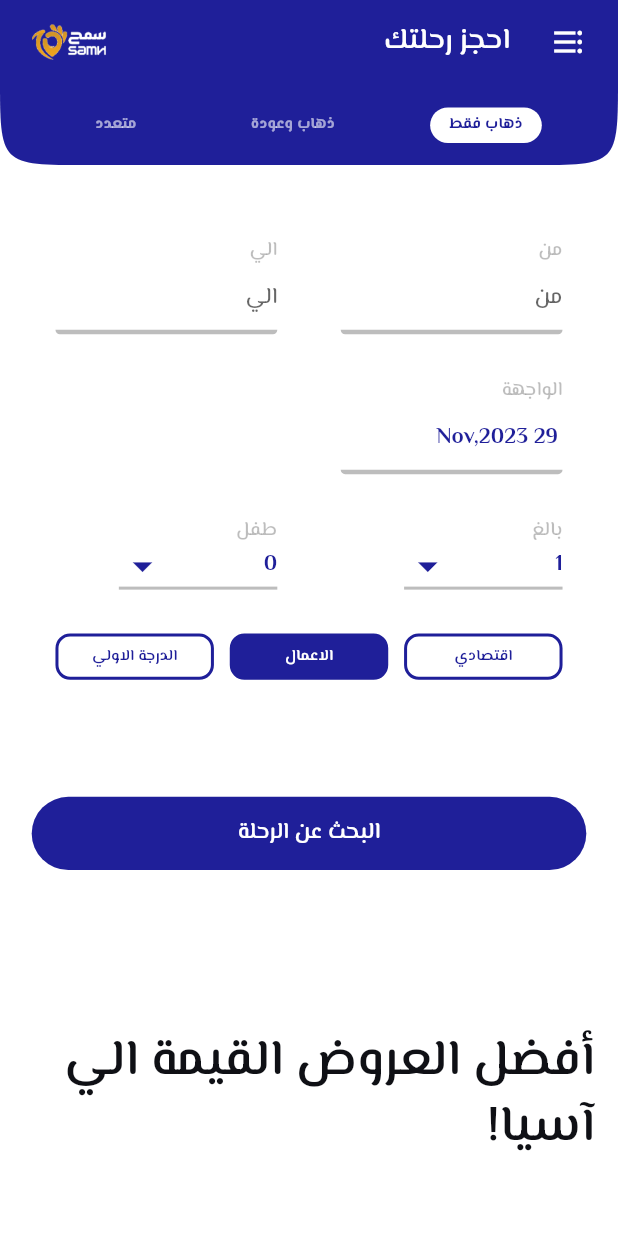
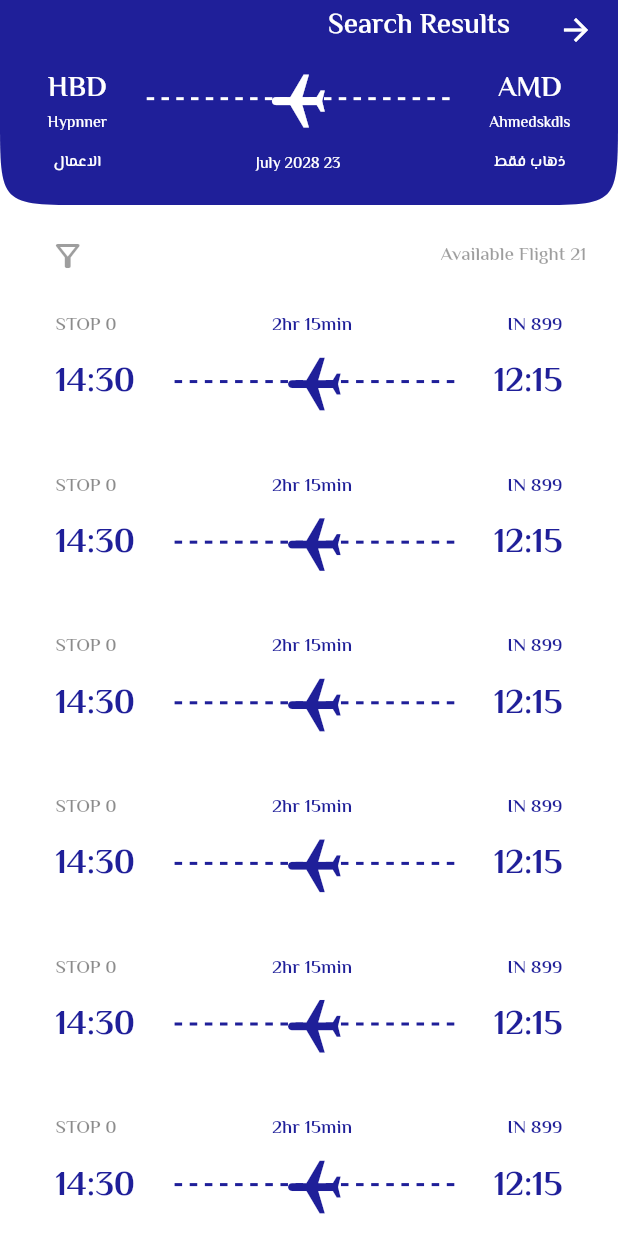
Before and after one commit to ragaba287/samh_task, a Flutter app: the screen it shows after launch, after a tap on "البحث عن الرحلة", on a phone screen of 412 x 824 dp. Run offline on Flutter 3.47's test engine with Material 2 defaults, Android fonts, the phone set to English and light mode, and no system bars; our stand-ins replace animated_splash_screen, calendar_date_picker2, flutter_bloc, flutter_screenutil, flutter_svg, page_transition and 1 more; missing offline and left inert: mobkit_dashed_border.

Commit message:
Flights Screen UI

```diff
--- a/lib/config/theme/light_theme.dart
+++ b/lib/config/theme/light_theme.dart
@@ -35,7 +35,7 @@ ThemeData lightTheme() => ThemeData(
           statusBarIconBrightness: Brightness.light,
           statusBarBrightness: Brightness.dark,
         ),
-        iconTheme: const IconThemeData(color: Colors.black),
+        iconTheme: const IconThemeData(color: Colors.white),
         titleTextStyle: TextStyle(
           fontFamily: lang == 'ar' ? 'ElMessiri' : 'Poppins',
           fontSize: 18.sp,
--- a/lib/features/booking/widgets/body_view.dart
+++ b/lib/features/booking/widgets/body_view.dart
@@ -4,6 +4,7 @@ import 'package:flutter_bloc/flutter_bloc.dart';
 import 'package:flutter_screenutil/flutter_screenutil.dart';
 import 'package:mobkit_dashed_border/mobkit_dashed_border.dart';
 import 'package:samh_task/core/utils/app_local.dart';
+import 'package:samh_task/core/utils/router.dart';
 
 import '../../../core/utils/funs.dart';
 import '../../../core/widgets/main_drowdown.dart';
@@ -11,6 +12,7 @@ import '../../../core/widgets/main_textbutton.dart';
 import '../../../core/widgets/main_textformfield.dart';
 import '../../../cubit/home/home_cubit.dart';
 import '../../../cubit/home/home_states.dart';
+import '../../result/screens/result_screen.dart';
 import 'body_classoption_row.dart';
 
 class BodyView extends StatelessWidget {
@@ -24,9 +26,18 @@ class BodyView extends StatelessWidget {
         children: [
           const TicketForm(),
           SizedBox(height: 50.h),
-          MainTextButton(
-            onPressed: () {},
-            title: 'searchFlight',
+          BlocConsumer<HomeCubit, HomeStates>(
+            listener: (context, state) {},
+            builder: (context, state) {
+              HomeCubit cubit = HomeCubit.get(context);
+
+              return MainTextButton(
+                onPressed: () {
+                  RouterNavigator.navigateTo(const ResultsScreen());
+                },
+                title: 'searchFlight',
+              );
+            },
           ),
           const Spacer(),
           Align(
--- /dev/null
+++ b/lib/features/result/screens/result_screen.dart
@@ -0,0 +1,217 @@
+import 'package:flutter/material.dart';
+import 'package:flutter_screenutil/flutter_screenutil.dart';
+import 'package:mobkit_dashed_border/mobkit_dashed_border.dart';
+import 'package:samh_task/core/utils/app_local.dart';
+
+import '../../../core/utils/router.dart';
+import '../widgets/line_plane.dart';
+
+class ResultsScreen extends StatelessWidget {
+  const ResultsScreen({super.key});
+
+  @override
+  Widget build(BuildContext context) {
+    return Scaffold(
+      appBar: PreferredSize(
+        preferredSize: Size(0, 140.h),
+        child: AppBar(
+          title: const Text('Search Results'),
+          leading: IconButton(
+            icon: const Icon(Icons.arrow_back),
+            onPressed: () => RouterNavigator.pop(),
+          ),
+          bottom: PreferredSize(
+            preferredSize: Size(0, 0.h),
+            child: Padding(
+              padding: EdgeInsets.fromLTRB(30.w, 10.h, 30.w, 20.h),
+              child: Row(
+                children: [
+                  const DestionationColumn(
+                    airPort: 'Ahmedskdls',
+                    airPortChar: 'amd',
+                    des: 'oneWay',
+                  ),
+                  Expanded(
+                    child: Column(
+                      mainAxisAlignment: MainAxisAlignment.spaceBetween,
+                      children: [
+                        const LinePlane(),
+                        SizedBox(height: 15.h),
+                        Text(
+                          '23 July 2028',
+                          style: TextStyle(
+                            color: Colors.white,
+                            fontWeight: FontWeight.w500,
+                            fontSize: 10.sp,
+                          ),
+                        ),
+                      ],
+                    ),
+                  ),
+                  const DestionationColumn(
+                    airPort: 'Hypnner',
+                    airPortChar: 'HBD',
+                    des: 'business',
+                  ),
+                ],
+              ),
+            ),
+          ),
+        ),
+      ),
+      body: Padding(
+        padding: EdgeInsets.symmetric(horizontal: 20.w, vertical: 10.h),
+        child: Column(
+          children: [
+            Row(
+              mainAxisAlignment: MainAxisAlignment.spaceBetween,
+              children: [
+                Text(
+                  '21 Available Flight',
+                  style: TextStyle(
+                    color: Colors.black38,
+                  ),
+                ),
+                IconButton(
+                  onPressed: () {},
+                  icon: const Icon(
+                    Icons.filter_alt_outlined,
+                    color: Colors.black38,
+                  ),
+                ),
+              ],
+            ),
+            Expanded(
+              child: ListView.separated(
+                itemBuilder: (context, index) {
+                  return FlightItem();
+                },
+                separatorBuilder: (context, index) => SizedBox(height: 10.h),
+                itemCount: 10,
+              ),
+            ),
+          ],
+        ),
+      ),
+    );
+  }
+}
+
+class FlightItem extends StatelessWidget {
+  const FlightItem({super.key});
+
+  @override
+  Widget build(BuildContext context) {
+    ThemeData theme = Theme.of(context);
+
+    return Container(
+      padding: EdgeInsets.symmetric(horizontal: 15.w, vertical: 15.h),
+      decoration: BoxDecoration(
+        border: const DashedBorder.fromBorderSide(
+          dashLength: 4,
+          side: BorderSide(color: Colors.black26, width: 2),
+        ),
+        borderRadius: BorderRadius.all(Radius.circular(25.r)),
+      ),
+      child: Column(
+        children: [
+          Row(
+            mainAxisAlignment: MainAxisAlignment.spaceBetween,
+            children: [
+              Text(
+                'IN 899',
+                style: TextStyle(
+                  color: theme.colorScheme.primary,
+                  fontWeight: FontWeight.w600,
+                ),
+              ),
+              Text(
+                '2hr 15min',
+                style: TextStyle(
+                  color: theme.colorScheme.primary,
+                  fontWeight: FontWeight.w600,
+                ),
+              ),
+              Text(
+                '0 STOP',
+                style: TextStyle(
+                  color: Colors.black45,
+                  fontWeight: FontWeight.w600,
+                ),
+              ),
+            ],
+          ),
+          SizedBox(height: 10.h),
+          Row(
+            children: [
+              Text(
+                '12:15',
+                style: TextStyle(
+                  color: theme.colorScheme.primary,
+                  fontWeight: FontWeight.w700,
+                  fontSize: 22.sp,
+                ),
+              ),
+              Expanded(child: LinePlane(color: theme.colorScheme.primary)),
+              Text(
+                '14:30',
+                style: TextStyle(
+                  color: theme.colorScheme.primary,
+                  fontWeight: FontWeight.w700,
+                  fontSize: 22.sp,
+                ),
+              ),
+            ],
+          ),
+        ],
+      ),
+    );
+  }
+}
+
+class DestionationColumn extends StatelessWidget {
+  const DestionationColumn({
+    super.key,
+    required this.airPortChar,
+    required this.airPort,
+    required this.des,
+  });
+
+  final String airPortChar;
+  final String airPort;
+  final String des;
+
+  @override
+  Widget build(BuildContext context) {
+    return Column(
+      children: [
+        Text(
+          airPortChar.toUpperCase(),
+          style: TextStyle(
+            color: Colors.white,
+            fontWeight: FontWeight.w600,
+            fontSize: 18.sp,
+          ),
+        ),
+        SizedBox(height: 3.h),
+        Text(
+          airPort,
+          style: TextStyle(
+            color: Colors.white,
+            fontWeight: FontWeight.w500,
+            fontSize: 10.sp,
+          ),
+        ),
+        SizedBox(height: 12.h),
+        Text(
+          des.tr(context),
+          style: TextStyle(
+            color: Colors.white,
+            fontWeight: FontWeight.w500,
+            fontSize: 10.sp,
+          ),
+        ),
+      ],
+    );
+  }
+}
--- /dev/null
+++ b/lib/features/result/widgets/line_plane.dart
@@ -0,0 +1,55 @@
+import 'package:flutter/material.dart';
+import 'package:flutter_screenutil/flutter_screenutil.dart';
+import 'package:samh_task/core/const/const.dart';
+
+class LinePlane extends StatelessWidget {
+  const LinePlane({Key? key, this.color = Colors.white}) : super(key: key);
+  final Color color;
+
+  @override
+  Widget build(BuildContext context) {
+    return LayoutBuilder(
+      builder: (BuildContext context, BoxConstraints constraints) {
+        return Padding(
+          padding: EdgeInsets.symmetric(horizontal: 25.w),
+          child: Stack(
+            children: [
+              SizedBox(
+                height: 40.h,
+                child: Flex(
+                  mainAxisAlignment: MainAxisAlignment.spaceBetween,
+                  direction: Axis.horizontal,
+                  children: List.generate(
+                    (constraints.constrainWidth() / (2 * 6)).floor(),
+                    (_) {
+                      return SizedBox(
+                        width: 5,
+                        height: 2,
+                        child: DecoratedBox(
+                          decoration: BoxDecoration(
+                            color: color,
+                          ),
+                        ),
+                      );
+                    },
+                  ),
+                ),
+              ),
+              Center(
+                child: RotationTransition(
+                  turns:
+                      AlwaysStoppedAnimation((lang == 'ar' ? -90 : 90) / 360),
+                  child: Icon(
+                    Icons.airplanemode_active,
+                    size: 40.w,
+                    color: color,
+                  ),
+                ),
+              ),
+            ],
+          ),
+        );
+      },
+    );
+  }
+}
```
